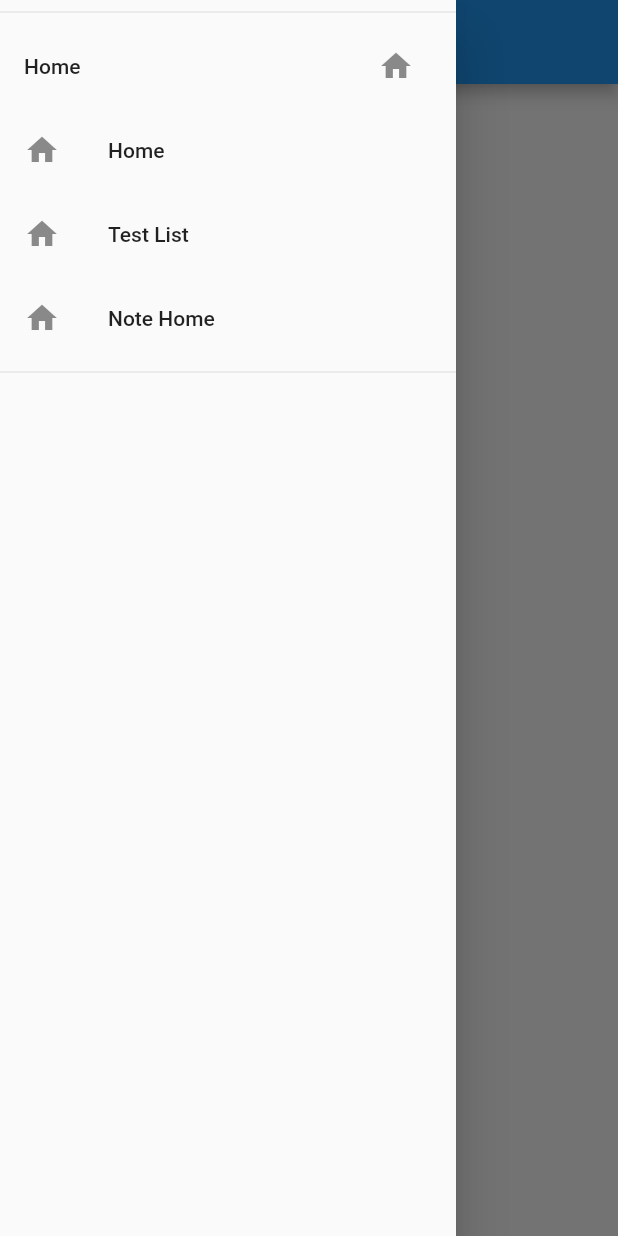
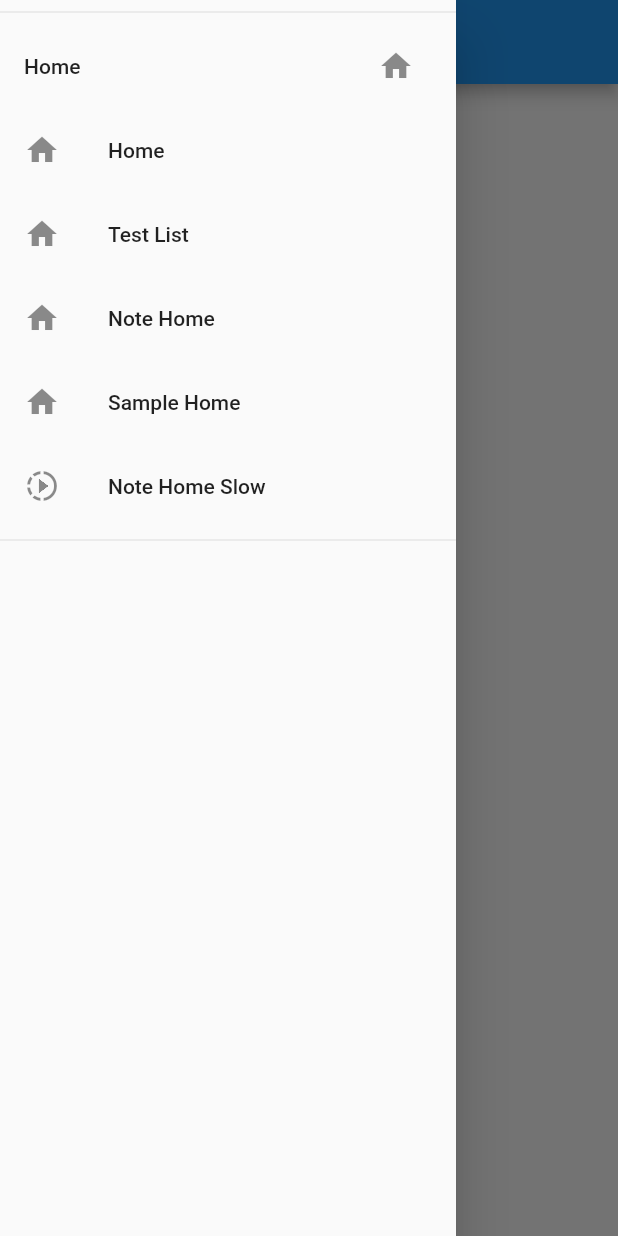
Before and after one commit to cracklye/flutter_model, a Flutter app: the screen it shows after launch, with the side drawer open, on a phone screen of 412 x 824 dp. Run offline on Flutter 3.47's test engine with Material 2 defaults, Android fonts, the phone set to English and light mode, and no system bars; our stand-ins replace fluro, flutter_bloc, font_awesome_flutter, freezed_annotation, loggy, shared_preferences; missing offline and left inert: cbl, woue_components, woue_components_material.

Commit message:
fixes: for the list bloc

```diff
--- a/example/lib/routes/app_navigator.dart
+++ b/example/lib/routes/app_navigator.dart
@@ -1,5 +1,6 @@
 import 'package:example/app_settings.dart';
 import 'package:example/notes/model_notes.dart';
+import 'package:example/screens/test_view.dart';
 import 'package:flutter/material.dart';
 import 'package:flutter_bloc/flutter_bloc.dart';
 import 'package:flutter_model/bloc/preferences/preferences_bloc.dart';
@@ -36,8 +37,7 @@ class AppDrawer extends StatelessWidget {
           ListTile(
             title: const Text("Home"),
             leading: const Icon(Icons.home),
-            onTap: () =>
-                Navigator.of(context).pushReplacementNamed("/"),
+            onTap: () => Navigator.of(context).pushReplacementNamed("/"),
           ),
           ListTile(
             title: const Text("Test List"),
@@ -45,11 +45,23 @@ class AppDrawer extends StatelessWidget {
             onTap: () =>
                 Navigator.of(context).pushReplacementNamed("/testListScreen"),
           ),
-           ListTile(
+          ListTile(
             title: const Text("Note Home"),
             leading: const Icon(Icons.home),
+            onTap: () => Navigator.of(context)
+                .pushReplacementNamed(ModelRouter.routeList<Notes>()),
+          ),
+          ListTile(
+            title: const Text("Sample Home"),
+            leading: const Icon(Icons.home),
+            onTap: () => Navigator.of(context)
+                .pushReplacementNamed(ModelRouter.routeList<Sample>()),
+          ),
+          ListTile(
+            title: const Text("Note Home Slow"),
+            leading: const Icon(Icons.slow_motion_video_sharp),
             onTap: () =>
-                Navigator.of(context).pushReplacementNamed(ModelRouter.routeList<Notes>()),
+                Navigator.of(context).pushReplacementNamed("/testslowlist"),
           ),
           const Divider(),
         ])),
--- a/example/lib/routes/app_router.dart
+++ b/example/lib/routes/app_router.dart
@@ -2,6 +2,9 @@ import 'package:example/notes/model_notes.dart';
 import 'package:example/notes/screen/note_addedit.dart';
 import 'package:example/notes/screen/note_details.dart';
 import 'package:example/notes/screen/note_list_single.dart';
+import 'package:example/sample/screen/sample_addedit.dart';
+import 'package:example/sample/screen/sample_details.dart';
+import 'package:example/sample/screen/sample_list_single.dart';
 import 'package:example/screens/home.dart';
 import 'package:example/screens/test_view.dart';
 import 'package:flutter/material.dart';
@@ -35,9 +38,29 @@ class AppRouter {
     ModelRouter.routeSetupCRUD<Notes>(router,
         list: _noteList, detail: _noteDetail, edit: _noteEdit, add: _noteEdit);
 
+    ModelRouter.routeSetupCRUD<Sample>(router,
+        list: Handler(
+            handlerFunc: (BuildContext? context, Map<String, dynamic> params) =>
+                SampleScreenListSingle()),
+        detail: Handler(
+            handlerFunc: (BuildContext? context, Map<String, dynamic> params) =>
+                SampleDetailScreen(id: params["id"]?[0])),
+        edit: _noteEdit,
+        add: Handler(
+            handlerFunc: (BuildContext? context, Map<String, dynamic> params) =>
+                SampleAddEditScreen(
+                    id: params["id"]?[0], parentId: params["id"]?[0])));
+
     router.define(
       "/",
       handler: _home,
+    );
+
+    router.define(
+      "/testslowlist",
+      handler: Handler(
+          handlerFunc: (BuildContext? context, Map<String, dynamic> params) =>
+              NotesScreenListSingle()),
     );
 
     router.define(
--- /dev/null
+++ b/example/lib/sample/model_sample.dart
@@ -0,0 +1,45 @@
+import 'package:flutter_model/flutter_model.dart';
+import 'package:freezed_annotation/freezed_annotation.dart';
+
+part 'model_sample.freezed.dart';
+part 'model_sample.g.dart';
+
+@JsonSerializable()
+@freezed
+class Sample with _$Sample, IModel, IHierarchy {
+  const Sample._();
+
+  factory Sample({
+    dynamic id,
+    required String name,
+    required String description,
+    int? colour,
+    DateTime? createdDate,
+    DateTime? modifiedDate,
+    dynamic hierarchyParentId,
+  }) = _Sample;
+
+  @override
+  Map<String, dynamic> toJson() {
+    return _$SampleToJson(this);
+  }
+
+  static Sample fromJson(Map<String, dynamic> json) => _$SampleFromJson(json);
+
+  @override
+  String get displayLabel => name;
+
+  @override
+  IModel copyWithId(
+      {dynamic id, DateTime? createdDate, DateTime? modifiedDate}) {
+    Sample t = this;
+    if (id != null) {
+      t = t.copyWith(id: id);
+    } else if (modifiedDate != null) {
+      t = t.copyWith(modifiedDate: modifiedDate);
+    } else if (createdDate != null) {
+      t = t.copyWith(createdDate: createdDate);
+    }
+    return t;
+  }
+}
--- /dev/null
+++ b/example/lib/sample/sample_repo_inmemory_slow.dart
@@ -0,0 +1,25 @@
+import 'dart:io';
+
+import 'package:example/sample/model_sample.dart';
+import 'package:flutter_model/flutter_model.dart';
+
+class RepositorySampleMemorySlow extends IInMemoryAPI<Sample> {
+  RepositorySampleMemorySlow([items, fileCacheProvider])
+      : super(initItems: items, fileCacheProvider: fileCacheProvider);
+
+  @override
+  Sample createFromMap(Map<String, dynamic> values) {
+    return Sample.fromJson(values);
+  }
+
+  @override
+  Sample createNewModel<S>({dynamic parentId}) {
+    return Sample(name: "New Sample", description: "");
+  }
+
+  @override
+  List<Sample> queryItems() {
+    sleep(Duration(seconds: 2));
+    return super.queryItems();
+  }
+}
--- /dev/null
+++ b/example/lib/sample/screen/sample_addedit.dart
@@ -0,0 +1,27 @@
+// import 'package:flutter_bloc_modelframework/flutter_bloc_modelframework.dart';
+// import 'package:flutter/material.dart';
+// import 'package:flutter_geo_Sample/Sample/Sample_form.dart';
+// import 'package:flutter_geo_Sample/model/Sample.dart';
+import 'package:example/sample/model_sample.dart';
+import 'package:example/sample/widget/sample_form.dart';
+import 'package:flutter/material.dart';
+import 'package:flutter_model/flutter_model.dart';
+
+class SampleAddEditScreen extends ModelScreenEdit<Sample> {
+  SampleAddEditScreen({super.key, super.id, super.parentId})
+      : super(onSaved: (context) => Navigator.of(context).pop());
+  @override
+  Widget buildForm(
+    BuildContext context,
+    ModelEditStateEdit<Sample> state,
+    Sample? model,
+    GlobalKey<FormState> formKey,
+    void Function(Map<String, dynamic>) onSave,
+  ) {
+    return SampleForm(
+      formKey: formKey,
+      onSave: onSave,
+      model: model,
+    );
+  }
+}
--- /dev/null
+++ b/example/lib/sample/screen/sample_details.dart
@@ -0,0 +1,21 @@
+// import 'package:flutter/material.dart';
+
+import 'package:example/sample/model_sample.dart';
+
+import 'package:example/sample/widget/sample_display.dart';
+
+import 'package:flutter/material.dart';
+import 'package:flutter_model/flutter_model.dart';
+
+class SampleDetailScreen extends ModelScreenDetail<Sample> {
+  SampleDetailScreen({
+    required super.id,
+    super.key,
+  }) : super(onDeleted: (context) => Navigator.of(context).pop());
+
+  @override
+  Widget buildDetailBlocLoaded(
+      BuildContext context, ModelsDetailLoaded<Sample> state) {
+    return SingleChildScrollView(child: SampleDisplay(model: state.model));
+  }
+}
--- /dev/null
+++ b/example/lib/sample/widget/sample_listitem.dart
@@ -0,0 +1,19 @@
+import 'package:example/sample/model_sample.dart';
+import 'package:flutter/widgets.dart';
+import 'package:woue_components/woue_components.dart';
+
+class SampleListItem extends StatelessWidget {
+  final Sample note;
+  final Function() onTap;
+
+  const SampleListItem({super.key, required this.note, required this.onTap});
+
+  @override
+  Widget build(BuildContext context) {
+    return ListTile(
+      onTap: onTap,
+      title: Text(note.displayLabel),
+      subtitle: Text(note.description),
+    );
+  }
+}
--- a/lib/bloc/model_detail_bloc/models_detail_bloc.dart
+++ b/lib/bloc/model_detail_bloc/models_detail_bloc.dart
@@ -26,6 +26,8 @@ class ModelsDetailBloc<T extends IModel>
     on<ModelsDetailUpdateDetail<T>>(_onModelsDetailUpdateDetail);
     on<ModelDetailRaiseError<T>>(_onModelDetailRaiseError);
   }
+
+
 
   /// Handles an error message, this is mainly used within internal methods
   /// and sets the state to [ModelsDetailError]
--- a/lib/screen/model_screen_list.dart
+++ b/lib/screen/model_screen_list.dart
@@ -12,8 +12,8 @@ abstract class ModelScreenList<T extends IModel> extends ModelSinglePage<T>
   ModelScreenList({super.key, this.drawer, this.title, this.parentId});
 
   @override
-  Widget buildListLayout(BuildContext context, ModelsListState<T> state,
-      ModelsListLoaded<T> loadedstate, bool fullScreen) {
+  Widget buildListLayout(
+      BuildContext context, ModelsListState<T> state, bool fullScreen) {
     return BlocBuilder<ModelEditViewBloc<T>, ModelEditViewState<T>>(
         builder: (context, editState) {
       List<Widget> rtn = [];
@@ -63,7 +63,7 @@ abstract class ModelScreenList<T extends IModel> extends ModelSinglePage<T>
             actions: rtn,
             title: Text(title ?? ""),
           ),
-          body: super.buildListLayout(context, state, loadedstate, fullScreen));
+          body: super.buildListLayout(context, state, fullScreen));
     });
   }
 }
```
Also changed, not shown: example/lib/notes/screen/note_list_single_slow.dart (added, +71 -0 lines), example/lib/repos/notes_repo_inmemory_slow.dart (added, +25 -0 lines), example/lib/sample/screen/sample_list_single.dart (added, +72 -0 lines), example/lib/sample/screen/sample_view.dart (added, +28 -0 lines), example/lib/sample/widget/sample_display.dart (added, +26 -0 lines), example/lib/sample/widget/sample_form.dart (added, +69 -0 lines), lib/bloc/models_list_bloc/models_list_bloc.dart (+19 -23 lines), lib/widgets/model_single_page.dart (+22 -13 lines), example/lib/sample/model_sample.freezed.dart (added), example/lib/sample/model_sample.g.dart (added), example/pubspec.lock.
